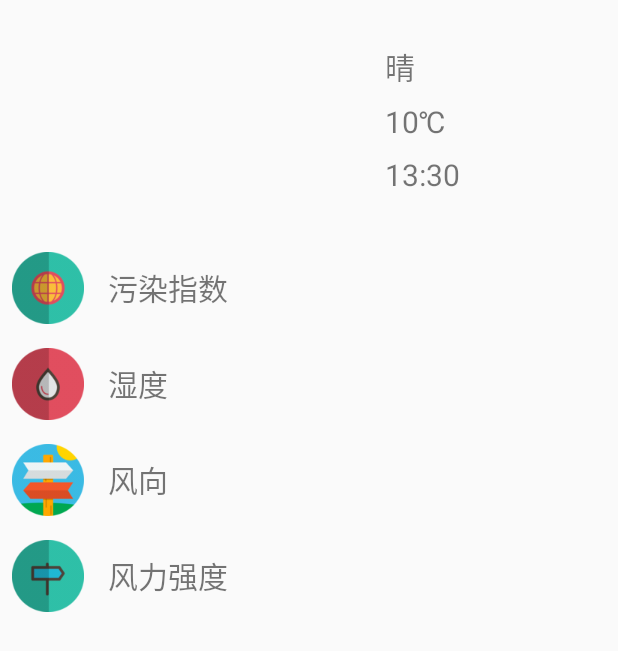
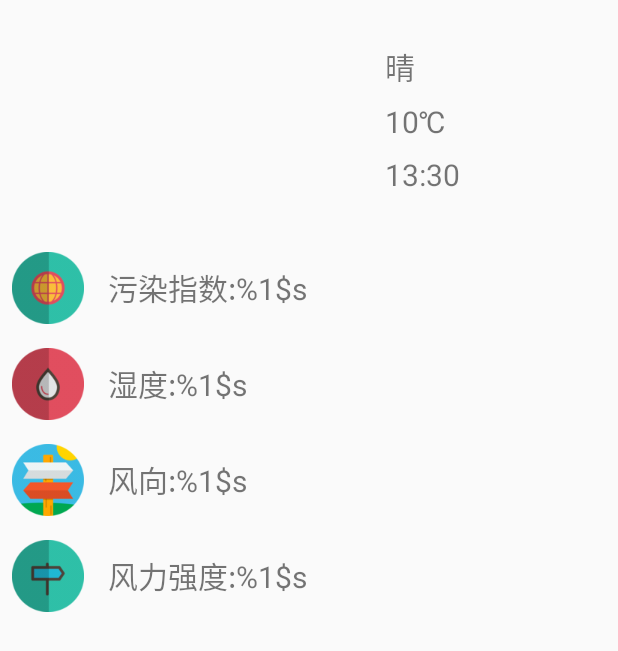
Before and after one commit to rysq008/SuperMvp, an Android app: the layout dialog_weather.xml on its own in the app's theme, with its tools: preview values and no code run, on a phone screen of 412 x 824 dp. Shown: the top 651 px of the screen. Run offline under Robolectric (Android 15) with nearby library versions, the phone set to English and light mode, and no system bars.

Commit message:
添加了一些注释，修改了天气预报的bug

```diff
--- a/app/src/main/java/com/ly/supermvp/common/Constance.java
+++ b/app/src/main/java/com/ly/supermvp/common/Constance.java
@@ -11,6 +11,9 @@ package com.ly.supermvp.common;
  *          Create by 2016/1/28 16:15
  */
 public interface Constance {
+    /**
+     * 下拉刷新控件变化的四个颜色
+     */
     int[] colors = new int[] {
             android.R.color.holo_green_light, android.R.color.holo_blue_light,
             android.R.color.holo_green_light, android.R.color.holo_blue_light
--- a/app/src/main/java/com/ly/supermvp/delegate/MainActivityDelegate.java
+++ b/app/src/main/java/com/ly/supermvp/delegate/MainActivityDelegate.java
@@ -36,7 +36,7 @@ public class MainActivityDelegate extends AppDelegate{
     }
 
     public void setViewPagerAdapter(FragmentPagerAdapter adapter){
-        mViewpager.setOffscreenPageLimit(3);
+        mViewpager.setOffscreenPageLimit(3);//设置viewpager预加载页面数
         mViewpager.setAdapter(adapter);
     }
 
--- a/app/src/main/java/com/ly/supermvp/delegate/NewsDetailActivityDelegate.java
+++ b/app/src/main/java/com/ly/supermvp/delegate/NewsDetailActivityDelegate.java
@@ -59,7 +59,7 @@ public class NewsDetailActivityDelegate extends AppDelegate{
         ws.setAppCacheEnabled(true);
         ws.setSupportZoom(false);
         ws.setUseWideViewPort(true);// 可任意比例缩放
-        ws.setJavaScriptCanOpenWindowsAutomatically(true);
+        ws.setJavaScriptCanOpenWindowsAutomatically(true);//js支持
         ws.setDomStorageEnabled(true);
 
         mWebView.setWebViewClient(new WebViewClient(){
--- a/app/src/main/java/com/ly/supermvp/model/entity/news/NewsBody.java
+++ b/app/src/main/java/com/ly/supermvp/model/entity/news/NewsBody.java
@@ -4,6 +4,7 @@ import java.util.List;
 
 /**
  * <Pre>
+ *     单条新闻
  * </Pre>
  *
  * @author 刘阳
--- a/app/src/main/java/com/ly/supermvp/model/entity/news/NewsImage.java
+++ b/app/src/main/java/com/ly/supermvp/model/entity/news/NewsImage.java
@@ -2,6 +2,7 @@ package com.ly.supermvp.model.entity.news;
 
 /**
  * <Pre>
+ *     新闻图片
  * </Pre>
  *
  * @author 刘阳
--- a/app/src/main/java/com/ly/supermvp/model/entity/pictures/PictureBody.java
+++ b/app/src/main/java/com/ly/supermvp/model/entity/pictures/PictureBody.java
@@ -4,7 +4,7 @@ import java.util.List;
 
 /**
  * <Pre>
- * 图片实体
+ * 美图大全图片
  * </Pre>
  *
  * @author 刘阳
--- a/app/src/main/java/com/ly/supermvp/model/entity/pictures/PictureImage.java
+++ b/app/src/main/java/com/ly/supermvp/model/entity/pictures/PictureImage.java
@@ -2,7 +2,7 @@ package com.ly.supermvp.model.entity.pictures;
 
 /**
  * <Pre>
- * 图片实体
+ * 大中小图片
  * </Pre>
  *
  * @author 刘阳
--- a/app/src/main/java/com/ly/supermvp/model/entity/weather/ShowApiWeather.java
+++ b/app/src/main/java/com/ly/supermvp/model/entity/weather/ShowApiWeather.java
@@ -2,7 +2,7 @@ package com.ly.supermvp.model.entity.weather;
 
 /**
  * <Pre>
- *     天气响应实体类
+ *     天气
  * </Pre>
  *
  * @author 刘阳
--- a/app/src/main/java/com/ly/supermvp/model/entity/weather/WeatherModel.java
+++ b/app/src/main/java/com/ly/supermvp/model/entity/weather/WeatherModel.java
@@ -4,7 +4,7 @@ import com.ly.supermvp.model.OnNetRequestListener;
 
 /**
  * <Pre>
- *     天气预报model
+ *     天气预报接口
  * </Pre>
  *
  * @author 刘阳
--- a/app/src/main/java/com/ly/supermvp/server/api/ShowApi.java
+++ b/app/src/main/java/com/ly/supermvp/server/api/ShowApi.java
@@ -53,9 +53,9 @@ public interface ShowApi {
     Observable<ShowApiResponse<ShowApiWeather>> getWeather(@Header("Cache-Control") String cacheControl,
                                                            @Query("area") String area,
                                                            @Query("needMoreDay") String needMoreDay,
-                                                           @Query("needMoreDay") String needIndex,
-                                                           @Query("needMoreDay") String needAlarm,
-                                                           @Query("needMoreDay") String need3HourForcast);
+                                                           @Query("needIndex") String needIndex,
+                                                           @Query("needAlarm") String needAlarm,
+                                                           @Query("need3HourForcast") String need3HourForcast);
 
     /**
      * 美图大全响应
--- a/app/src/main/res/layout/dialog_weather.xml
+++ b/app/src/main/res/layout/dialog_weather.xml
@@ -55,7 +55,7 @@
         android:drawableLeft="@mipmap/ic_api"
         android:drawablePadding="@dimen/material_16dp"
         android:gravity="center_vertical"
-        android:text="@string/weather_dialog_aqi"
+        tools:text="@string/weather_dialog_aqi"
         android:textSize="@dimen/material_20sp" />
 
     <TextView
@@ -66,7 +66,7 @@
         android:drawableLeft="@mipmap/ic_sd"
         android:drawablePadding="@dimen/material_16dp"
         android:gravity="center_vertical"
-        android:text="@string/weather_dialog_sd"
+        tools:text="@string/weather_dialog_sd"
         android:textSize="20sp" />
 
     <TextView
@@ -77,7 +77,7 @@
         android:drawableLeft="@mipmap/ic_wind_direction"
         android:drawablePadding="@dimen/material_16dp"
         android:gravity="center_vertical"
-        android:text="@string/weather_dialog_wind_direction"
+        tools:text="@string/weather_dialog_wind_direction"
         android:textSize="20sp" />
 
     <TextView
@@ -88,6 +88,6 @@
         android:drawableLeft="@mipmap/ic_wind_power"
         android:drawablePadding="@dimen/material_16dp"
         android:gravity="center_vertical"
-        android:text="@string/weather_dialog_wind_power"
+        tools:text="@string/weather_dialog_wind_power"
         android:textSize="20sp" />
 </LinearLayout>
--- a/app/src/main/res/values/strings.xml
+++ b/app/src/main/res/values/strings.xml
@@ -12,10 +12,10 @@
     <string name="main_tab_weather">天气预报</string>
 
     <!--天气预报-->
-    <string name="weather_dialog_aqi">污染指数</string>
-    <string name="weather_dialog_sd">湿度</string>
-    <string name="weather_dialog_wind_direction">风向</string>
-    <string name="weather_dialog_wind_power">风力强度</string>
+    <string name="weather_dialog_aqi">污染指数:%1$s</string>
+    <string name="weather_dialog_sd">湿度:%1$s</string>
+    <string name="weather_dialog_wind_direction">风向:%1$s</string>
+    <string name="weather_dialog_wind_power">风力强度:%1$s</string>
     <string name="weather_edit_hint">请输入城市名(如：北京)</string>
     <string name="weather_btn">查询当前天气</string>
 </resources>
```
Also changed, not shown: app/src/main/java/com/ly/supermvp/base/MySwipeBackActivity.java (+4 -4 lines), app/src/main/java/com/ly/supermvp/delegate/BaseRecyclerViewDelegate.java (+5 -5 lines), app/src/main/java/com/ly/supermvp/delegate/WeatherFragmentDelegate.java (+8 -4 lines), app/src/main/res/layout/layout_base_recyclerview.xml (renamed from app/src/main/res/layout/fragment_base_recyclerview.xml).
